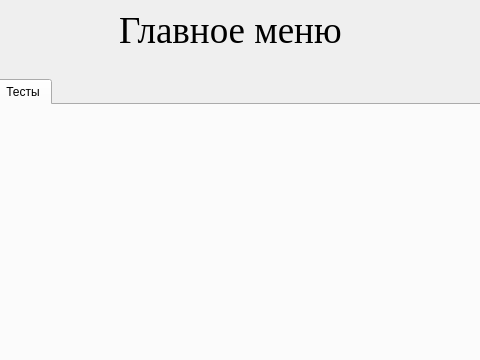
CherMiTT/drive_school_client, file src/menuformwidget.ui: the form before one commit; both pictures show x 131 to 611 and y 0 to 360 of the 800 by 800 pixel window.
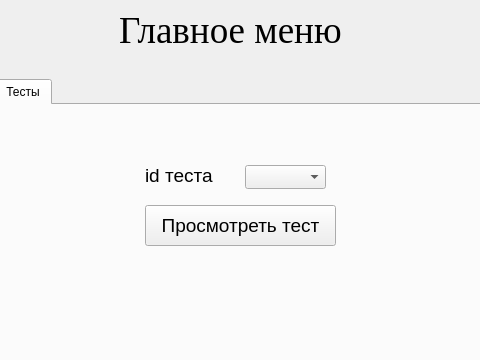
The form after the commit. The open tabs and pages were chosen to show the change.

What changed in the file:
```diff
--- a/src/menuformwidget.ui
+++ b/src/menuformwidget.ui
@@ -83,12 +83,12 @@
       </property>
      </column>
     </widget>
-    <widget class="QLabel" name="label">
+    <widget class="QLabel" name="groupLabel">
      <property name="geometry">
       <rect>
-       <x>140</x>
+       <x>110</x>
        <y>10</y>
-       <width>221</width>
+       <width>621</width>
        <height>31</height>
       </rect>
      </property>
@@ -106,6 +106,57 @@
     <attribute name="title">
      <string>Тесты</string>
     </attribute>
+    <widget class="QLabel" name="label">
+     <property name="geometry">
+      <rect>
+       <x>240</x>
+       <y>50</y>
+       <width>81</width>
+       <height>41</height>
+      </rect>
+     </property>
+     <property name="font">
+      <font>
+       <pointsize>14</pointsize>
+      </font>
+     </property>
+     <property name="text">
+      <string>id теста</string>
+     </property>
+    </widget>
+    <widget class="QComboBox" name="testIdComboBox">
+     <property name="geometry">
+      <rect>
+       <x>340</x>
+       <y>60</y>
+       <width>81</width>
+       <height>24</height>
+      </rect>
+     </property>
+     <property name="font">
+      <font>
+       <pointsize>14</pointsize>
+      </font>
+     </property>
+    </widget>
+    <widget class="QPushButton" name="watchTest">
+     <property name="geometry">
+      <rect>
+       <x>240</x>
+       <y>100</y>
+       <width>191</width>
+       <height>41</height>
+      </rect>
+     </property>
+     <property name="font">
+      <font>
+       <pointsize>14</pointsize>
+      </font>
+     </property>
+     <property name="text">
+      <string>Просмотреть тест</string>
+     </property>
+    </widget>
    </widget>
   </widget>
  </widget>
```
Left out of the diff: 4 changed lines with no effect on the pictures.
